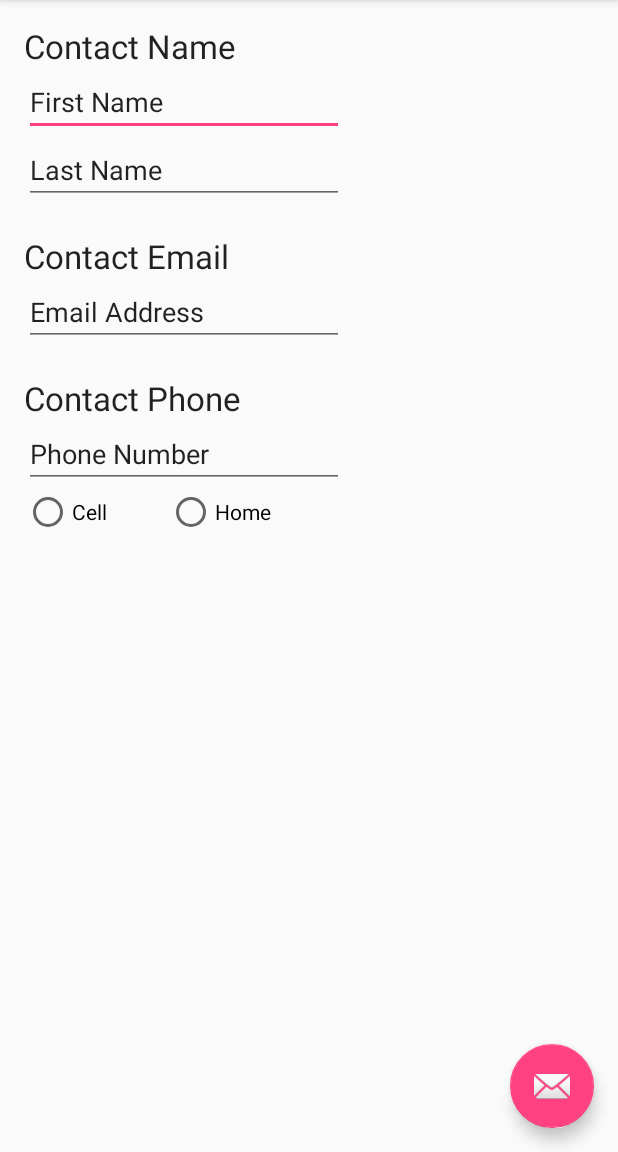
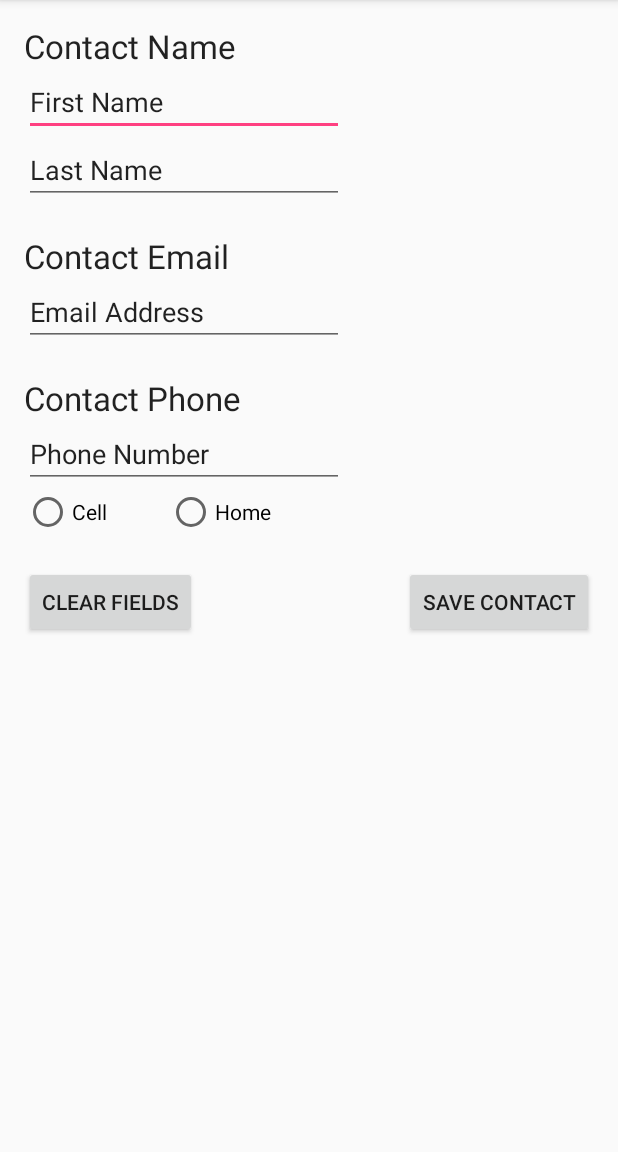
Before and after one commit to pdean1/PatrickDeanContacts, an Android app: the screen it shows after launch (MainActivity), on a phone screen of 412 x 824 dp, the part 84-1236 px from its top. Run offline under Robolectric (Android 15) with nearby library versions, the phone set to English and light mode, and no system bars; 2 statements that could not run were skipped.

Commit message:
Added the clear and save buttons to the view

```diff
--- a/app/src/main/res/layout/activity_main.xml
+++ b/app/src/main/res/layout/activity_main.xml
@@ -23,12 +23,4 @@
 
     <include layout="@layout/content_main" />
 
-    <android.support.design.widget.FloatingActionButton
-        android:id="@+id/fab"
-        android:layout_width="wrap_content"
-        android:layout_height="wrap_content"
-        android:layout_gravity="bottom|end"
-        android:layout_margin="@dimen/fab_margin"
-        android:src="@android:drawable/ic_dialog_email" />
-
 </android.support.design.widget.CoordinatorLayout>
--- a/app/src/main/res/layout/content_main.xml
+++ b/app/src/main/res/layout/content_main.xml
@@ -90,9 +90,10 @@
 
     <RadioGroup
         android:layout_width="match_parent"
-        android:layout_height="match_parent"
+        android:layout_height="wrap_content"
         android:layout_below="@+id/etPhone"
-        android:orientation="horizontal">
+        android:orientation="horizontal"
+        android:id="@+id/radioGroup">
 
         <RadioButton
             android:layout_width="wrap_content"
@@ -111,4 +112,24 @@
 
     </RadioGroup>
 
+    <Button
+        android:layout_width="wrap_content"
+        android:layout_height="wrap_content"
+        android:text="Clear Fields"
+        android:id="@+id/bClearFields"
+        android:layout_below="@+id/radioGroup"
+        android:layout_alignParentLeft="true"
+        android:layout_alignParentStart="true"
+        android:layout_marginTop="20dp" />
+
+    <Button
+        android:layout_width="wrap_content"
+        android:layout_height="wrap_content"
+        android:text="Save Contact"
+        android:id="@+id/bSaveContact"
+        android:layout_below="@+id/radioGroup"
+        android:layout_alignParentRight="true"
+        android:layout_alignParentEnd="true"
+        android:layout_marginTop="20dp" />
+
 </RelativeLayout>
```
